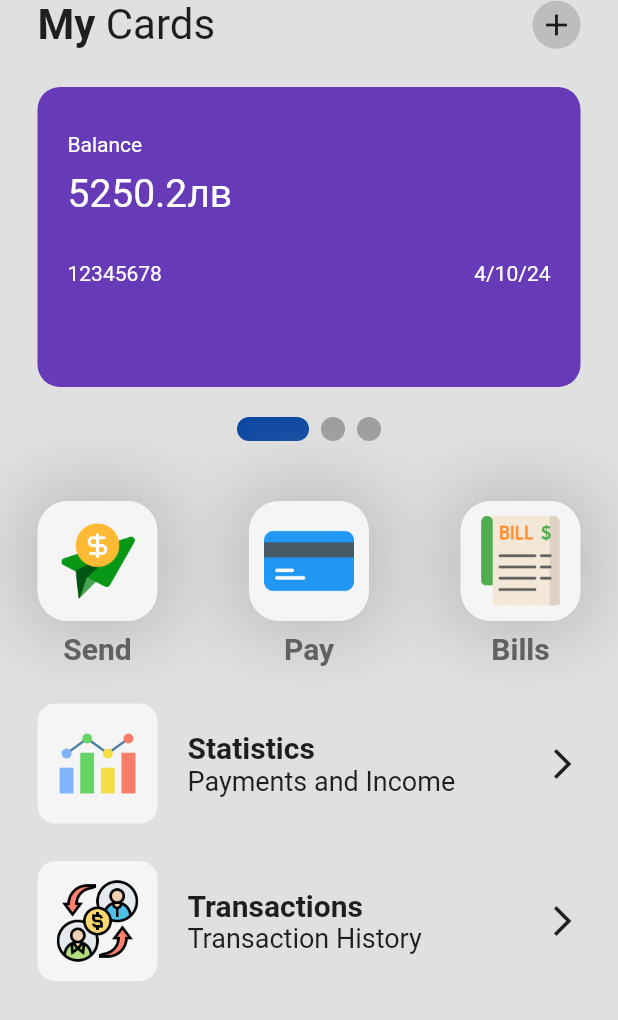
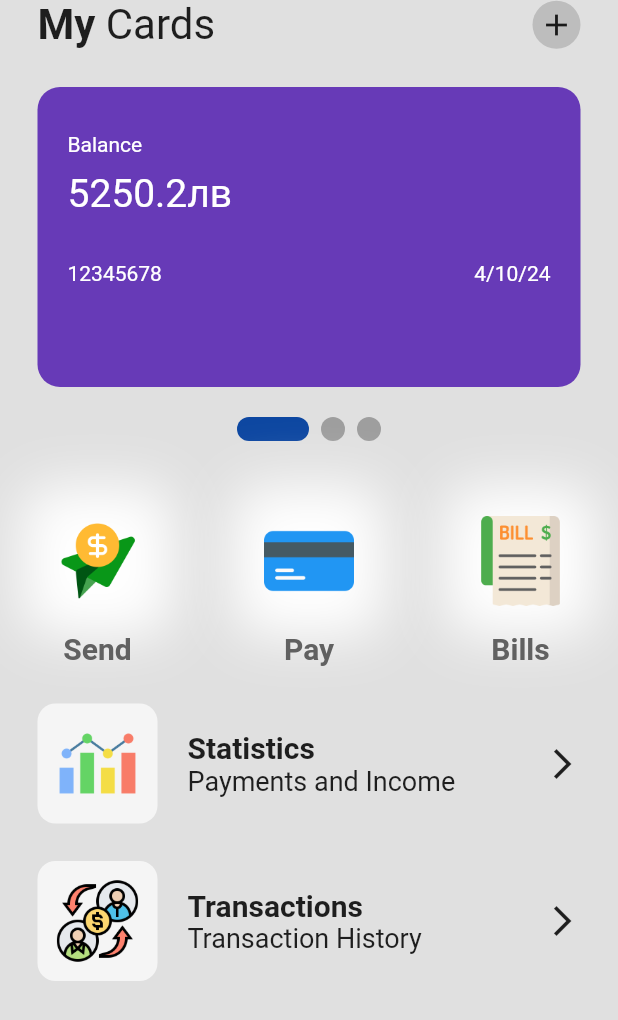
Before and after one commit to TIVMOF/online_bank, a Flutter app: the screen it shows after launch, on a phone screen of 412 x 824 dp. Shown: the top 1020 px of the screen. Run offline on Flutter 3.47's test engine with Material 2 defaults, Android fonts, the phone set to English and light mode, and no system bars; drawn by our look-alikes of smooth_page_indicator.

Commit message:
button_change

```diff
--- a/lib/utill/my_button.dart
+++ b/lib/utill/my_button.dart
@@ -20,12 +20,11 @@ class MyButton extends StatelessWidget {
                   height: 80,
                   padding: EdgeInsets.all(10),
                   decoration: BoxDecoration(
-                    color: Colors.grey[100],
                     borderRadius: BorderRadius.circular(20),
                     boxShadow: [
                       BoxShadow(
-                        color: Colors.grey.shade400,
-                        blurRadius: 40,
+                        color: Colors.white,
+                        blurRadius: 30,
                         spreadRadius: 10,
                       )
                     ],
```
